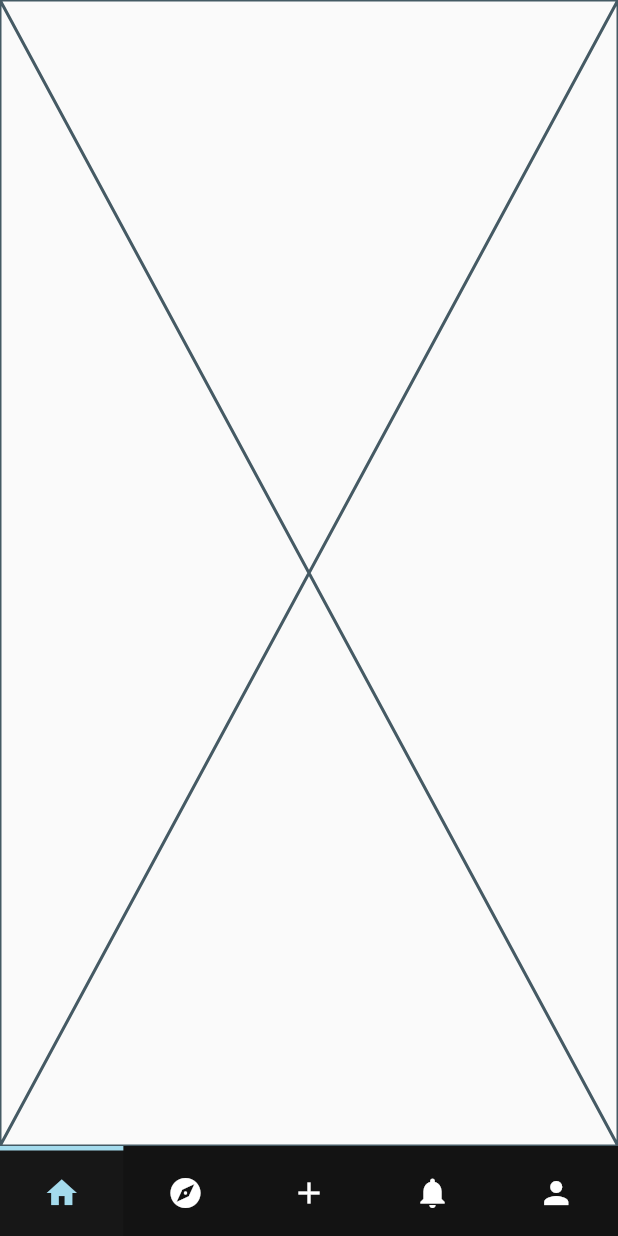
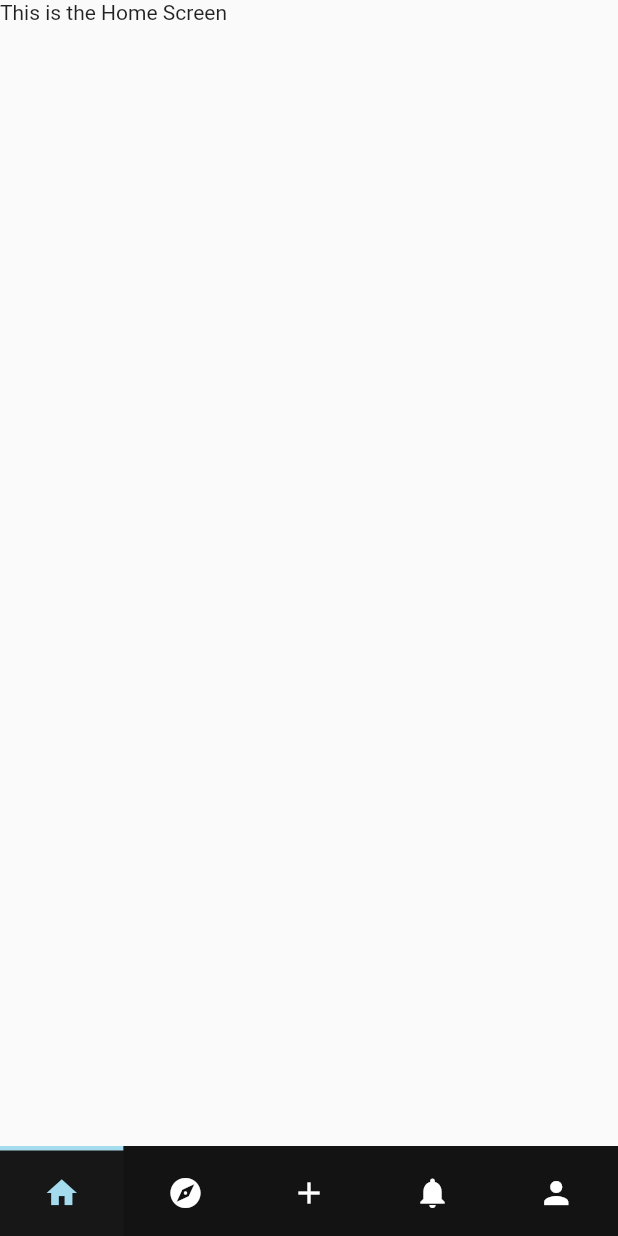
Before and after one commit to Baer-Bones-Technologies/circle-app, a Flutter app: the HomeMobile screen opened directly, on a phone screen of 412 x 824 dp. Run offline on Flutter 3.47's test engine with Material 2 defaults, Android fonts, the phone set to English and light mode, and no system bars; our stand-ins replace cloud_firestore, firebase_analytics, firebase_auth, firebase_core, go_router, shared_preferences; accounts and stored records are empty.

Commit message:
smoothened navigation

```diff
--- a/lib/navigation/mobile_navigation/navbar.dart
+++ b/lib/navigation/mobile_navigation/navbar.dart
@@ -1,13 +1,8 @@
-import 'dart:collection';
-
+import 'package:circle/navigation/router.dart';
 import 'package:circle/resources/theme.dart';
-import 'package:circle/ui/screens/create/create.dart';
-import 'package:circle/ui/screens/explore/explore.dart';
-import 'package:circle/ui/screens/home/home.dart';
-import 'package:circle/ui/screens/notifications/notifications.dart';
-import 'package:circle/ui/screens/profile/Profile.dart';
 import 'package:circle/ui/ui_manager.dart';
-import 'package:flutter/cupertino.dart';
+import 'package:circle/utility/auth_handler.dart';
+import 'package:firebase_auth/firebase_auth.dart';
 import 'package:flutter/cupertino.dart';
 import 'package:flutter/material.dart';
 import 'package:go_router/go_router.dart';
@@ -22,7 +17,8 @@ class BottomNavbar extends StatefulWidget {
 }
 
 class _BottomNavbarState extends State<BottomNavbar> {
-  final ValueNotifier<int> _selectedIndex = ValueNotifier(0);
+  User? user = AuthenticationHandler().user;
+
   final Map<Icon, String> _widgetOptions = {
     const Icon(Icons.home, color: CupertinoColors.white): '/',
     const Icon(Icons.explore, color: CupertinoColors.white): '/explore',
@@ -39,29 +35,39 @@ class _BottomNavbarState extends State<BottomNavbar> {
         height: 60,
         width: ui.getMaxWidth(),
         color: CircleTheme.primary,
-        child: _navigationBar(ui)
-    );
+        child: _navigationBar(ui).value);
   }
 
-    Widget _navigationBar(UIManager uiManager){
-      return  Row(
+  ValueNotifier<Widget> _navigationBar(UIManager uiManager) {
+    _widgetOptions.values.elementAt(4).replaceRange(
+        0,
+        _widgetOptions.values.elementAt(4).length - 1,
+        '/profile/${user?.uid}'); // Profile link
+    return ValueNotifier(Row(
         children: _widgetOptions.keys
             .map((Icon icon) => GestureDetector(
                   onTap: () {
-                _selectedIndex.value = _widgetOptions.keys.toList().indexOf(icon);
-                if (Navigator.defaultRouteName != _widgetOptions.values.toList()[_selectedIndex.value]) {
-                  context.go(
-                      _widgetOptions.values.toList()[_selectedIndex.value]);
-                }
+                    selectedIndex.value =
+                        _widgetOptions.keys.toList().indexOf(icon);
+                    context.go(selectedIndex.value ==
+                            _widgetOptions.values.toList().indexOf('/profile')
+                        ? "${_widgetOptions.values.toList()[selectedIndex.value]}/${user?.uid}"
+                        : _widgetOptions.values.toList()[selectedIndex.value]);
                   },
                   child: Container(
                     width: uiManager.getMaxWidth() / _widgetOptions.length,
                     height: 60,
                     decoration: BoxDecoration(
-                color: _selectedIndex.value == _widgetOptions.keys.toList().indexOf(icon) ? CircleTheme.tertiary : CircleTheme.primary,
+                      color: selectedIndex.value ==
+                              _widgetOptions.keys.toList().indexOf(icon)
+                          ? CircleTheme.tertiary
+                          : CircleTheme.primary,
                       border: Border(
                         top: BorderSide(
-                    color: _selectedIndex.value == _widgetOptions.keys.toList().indexOf(icon) ? CircleTheme.primaryGradientColor : Colors.transparent,
+                          color: selectedIndex.value ==
+                                  _widgetOptions.keys.toList().indexOf(icon)
+                              ? CircleTheme.primaryGradientColor
+                              : Colors.transparent,
                           width: 3,
                         ),
                       ),
@@ -71,12 +77,15 @@ class _BottomNavbarState extends State<BottomNavbar> {
                       children: [
                         Icon(
                           icon.icon,
-                      color: _selectedIndex.value == _widgetOptions.keys.toList().indexOf(icon) ? CircleTheme.primaryGradientColor : Colors.white,
+                          color: selectedIndex.value ==
+                                  _widgetOptions.keys.toList().indexOf(icon)
+                              ? CircleTheme.primaryGradientColor
+                              : Colors.white,
                         )
                       ],
                     ),
                   ),
                 ))
-              .toList());
+            .toList()));
   }
 }
--- a/lib/resources/constants.dart
+++ b/lib/resources/constants.dart
@@ -1 +1,4 @@
+import 'package:circle/navigation/mobile_navigation/navbar.dart';
+
 DateTime defaultBirthDate = DateTime(DateTime.now().year - 18, DateTime.now().month, DateTime.now().day);
+const BottomNavbar navbar = BottomNavbar();
--- a/lib/ui/screens/home/home_mobile.dart
+++ b/lib/ui/screens/home/home_mobile.dart
@@ -1,3 +1,4 @@
+import 'package:circle/resources/constants.dart';
 import 'package:circle/ui/ui_manager.dart';
 import 'package:circle/utility/auth_handler.dart';
 import 'package:flutter/material.dart';
@@ -25,9 +26,15 @@ class _HomeMobileState extends State<HomeMobile> {
   Widget build(BuildContext context) {
     UIManager ui = UIManager(context);
 
-    return const Scaffold(
-      body: SafeArea(child: Placeholder()),
-      bottomNavigationBar: BottomNavbar(),
+    return Scaffold(
+      body: SafeArea(child: SingleChildScrollView(
+        child: Column(
+          children: const [
+            Text('This is the Home Screen')
+          ],
+        ),
+      )),
+      bottomNavigationBar: navbar,
     );
   }
 }
```
Also changed, not shown: lib/navigation/router.dart (+62 -15 lines), lib/ui/screens/authentication/login/login_mobile.dart (+23 -3 lines), lib/ui/screens/create/create.dart (+13 -1 lines), lib/ui/screens/explore/explore.dart (+13 -1 lines), lib/ui/screens/marketplace/marketplace.dart (+13 -1 lines), lib/ui/screens/notifications/notifications.dart (+13 -1 lines), lib/ui/screens/profile/Profile.dart (deleted, +0 -15 lines), lib/ui/screens/profile/profile.dart (added, +25 -0 lines), lib/utility/account_manager.dart (+14 -8 lines). Lines whose indentation alone changed are shown as unchanged.
